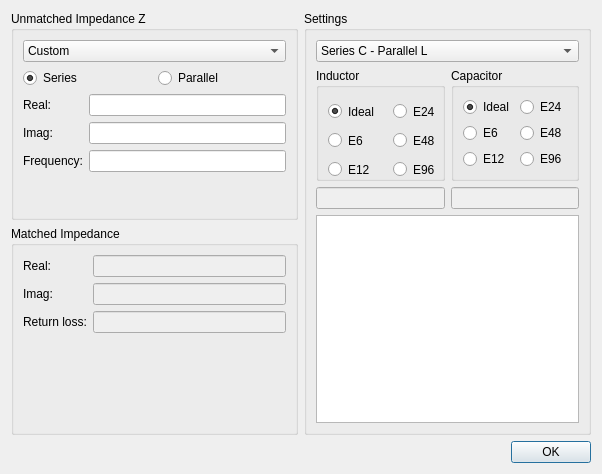
First picture: the form in RFExperiments/Software/Application/Tools/impedancematchdialog.ui, repository jankae/VNA, before the edit.
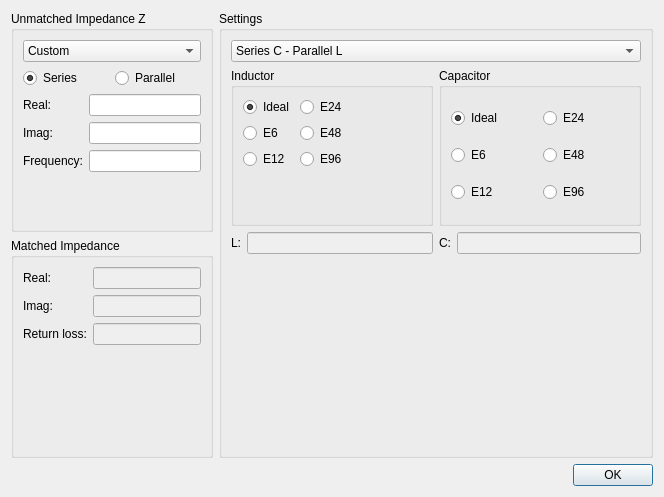
Second picture: the form after the edit. Custom widgets are drawn as their Qt base class.

Commit message: Impedance matching schematic images + two Cs/Ls bugfixes

```diff
--- a/RFExperiments/Software/Application/Tools/impedancematchdialog.ui
+++ b/RFExperiments/Software/Application/Tools/impedancematchdialog.ui
@@ -9,8 +9,8 @@
    <rect>
     <x>0</x>
     <y>0</y>
-    <width>602</width>
-    <height>474</height>
+    <width>664</width>
+    <height>497</height>
    </rect>
   </property>
   <property name="windowTitle">
@@ -18,7 +18,7 @@
   </property>
   <layout class="QVBoxLayout" name="verticalLayout">
    <item>
-    <layout class="QHBoxLayout" name="horizontalLayout_3">
+    <layout class="QHBoxLayout" name="horizontalLayout_3" stretch="0,1">
      <item>
       <layout class="QVBoxLayout" name="verticalLayout_5">
        <item>
@@ -174,7 +174,7 @@
          </widget>
         </item>
         <item>
-         <layout class="QHBoxLayout" name="horizontalLayout_2">
+         <layout class="QHBoxLayout" name="horizontalLayout_5">
           <item>
            <layout class="QVBoxLayout" name="verticalLayout_2">
             <item>
@@ -182,15 +182,9 @@
               <property name="title">
                <string>Inductor</string>
               </property>
+              <layout class="QFormLayout" name="formLayout_3">
+               <item row="0" column="0">
               <widget class="QRadioButton" name="lIdeal">
-               <property name="geometry">
-                <rect>
-                 <x>12</x>
-                 <y>32</y>
-                 <width>59</width>
-                 <height>23</height>
-                </rect>
-               </property>
                <property name="text">
                 <string>Ideal</string>
                </property>
@@ -201,47 +195,9 @@
                 <string notr="true">lGroup</string>
                </attribute>
               </widget>
-              <widget class="QRadioButton" name="lE6">
-               <property name="geometry">
-                <rect>
-                 <x>12</x>
-                 <y>61</y>
-                 <width>43</width>
-                 <height>23</height>
-                </rect>
-               </property>
-               <property name="text">
-                <string>E6</string>
-               </property>
-               <attribute name="buttonGroup">
-                <string notr="true">lGroup</string>
-               </attribute>
-              </widget>
-              <widget class="QRadioButton" name="lE12">
-               <property name="geometry">
-                <rect>
-                 <x>12</x>
-                 <y>90</y>
-                 <width>51</width>
-                 <height>23</height>
-                </rect>
-               </property>
-               <property name="text">
-                <string>E12</string>
-               </property>
-               <attribute name="buttonGroup">
-                <string notr="true">lGroup</string>
-               </attribute>
-              </widget>
+               </item>
+               <item row="0" column="1">
               <widget class="QRadioButton" name="lE24">
-               <property name="geometry">
-                <rect>
-                 <x>77</x>
-                 <y>32</y>
-                 <width>51</width>
-                 <height>23</height>
-                </rect>
-               </property>
                <property name="text">
                 <string>E24</string>
                </property>
@@ -249,15 +205,19 @@
                 <string notr="true">lGroup</string>
                </attribute>
               </widget>
+               </item>
+               <item row="1" column="0">
+                <widget class="QRadioButton" name="lE6">
+                 <property name="text">
+                  <string>E6</string>
+                 </property>
+                 <attribute name="buttonGroup">
+                  <string notr="true">lGroup</string>
+                 </attribute>
+                </widget>
+               </item>
+               <item row="1" column="1">
               <widget class="QRadioButton" name="lE48">
-               <property name="geometry">
-                <rect>
-                 <x>77</x>
-                 <y>61</y>
-                 <width>51</width>
-                 <height>23</height>
-                </rect>
-               </property>
                <property name="text">
                 <string>E48</string>
                </property>
@@ -265,15 +225,19 @@
                 <string notr="true">lGroup</string>
                </attribute>
               </widget>
+               </item>
+               <item row="2" column="0">
+                <widget class="QRadioButton" name="lE12">
+                 <property name="text">
+                  <string>E12</string>
+                 </property>
+                 <attribute name="buttonGroup">
+                  <string notr="true">lGroup</string>
+                 </attribute>
+                </widget>
+               </item>
+               <item row="2" column="1">
               <widget class="QRadioButton" name="lE96">
-               <property name="geometry">
-                <rect>
-                 <x>77</x>
-                 <y>90</y>
-                 <width>51</width>
-                 <height>23</height>
-                </rect>
-               </property>
                <property name="text">
                 <string>E96</string>
                </property>
@@ -281,6 +245,17 @@
                 <string notr="true">lGroup</string>
                </attribute>
               </widget>
+               </item>
+              </layout>
+             </widget>
+            </item>
+            <item>
+             <layout class="QHBoxLayout" name="horizontalLayout_4">
+              <item>
+               <widget class="QLabel" name="lL">
+                <property name="text">
+                 <string>L:</string>
+                </property>
              </widget>
             </item>
             <item>
@@ -292,6 +267,8 @@
             </item>
            </layout>
           </item>
+           </layout>
+          </item>
           <item>
            <layout class="QVBoxLayout" name="verticalLayout_4">
             <item>
@@ -367,6 +344,15 @@
              </widget>
             </item>
             <item>
+             <layout class="QHBoxLayout" name="horizontalLayout_2">
+              <item>
+               <widget class="QLabel" name="lC">
+                <property name="text">
+                 <string>C:</string>
+                </property>
+               </widget>
+              </item>
+              <item>
              <widget class="SIUnitEdit" name="cValue">
               <property name="enabled">
                <bool>false</bool>
@@ -377,8 +363,17 @@
           </item>
          </layout>
         </item>
+         </layout>
+        </item>
         <item>
-         <widget class="QGraphicsView" name="view"/>
+         <widget class="QLabel" name="Image">
+          <property name="text">
+           <string/>
+          </property>
+          <property name="scaledContents">
+           <bool>false</bool>
+          </property>
+         </widget>
         </item>
        </layout>
       </widget>
```
Left out of the diff: 2 changed lines with no effect on the pictures. Lines whose indentation alone changed are shown as unchanged. The commit also changes 19 other files.
